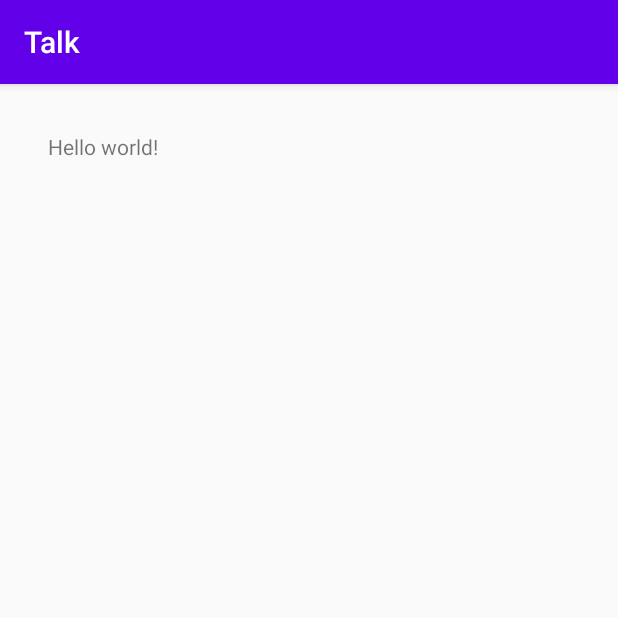
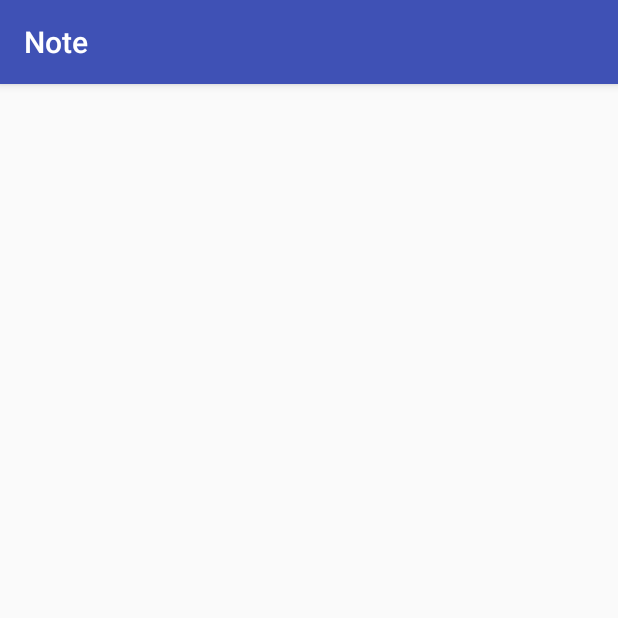
Before and after one commit to AntropovD/NotesApp, an Android app: the NoteFragment screen opened through its navigation route, on a phone screen of 412 x 824 dp, the top half of it. Run offline under Robolectric (Android 15) with nearby library versions, the phone set to English and light mode, and no system bars; our stand-ins replace navigation-ui.

Commit message:
Add toolbar

```diff
--- a/app/src/main/java/com/antropov/talk/MainActivity.kt
+++ b/app/src/main/java/com/antropov/talk/MainActivity.kt
@@ -2,11 +2,30 @@ package com.antropov.talk
 
 import android.os.Bundle
 import androidx.appcompat.app.AppCompatActivity
+import androidx.navigation.NavController
+import androidx.navigation.findNavController
+import androidx.navigation.ui.AppBarConfiguration
+import androidx.navigation.ui.navigateUp
+import androidx.navigation.ui.setupActionBarWithNavController
 
 class MainActivity : AppCompatActivity() {
+
+  private lateinit var appBarConfiguration: AppBarConfiguration
 
   override fun onCreate(savedInstanceState: Bundle?) {
     super.onCreate(savedInstanceState)
     setContentView(R.layout.activity_main)
+    setSupportActionBar(findViewById(R.id.toolbar))
+
+    val navController: NavController = findNavController(R.id.nav_host_fragment)
+    appBarConfiguration =
+      AppBarConfiguration.Builder(R.id.contactListFragment, R.id.noteFragment)
+        .build()
+    setupActionBarWithNavController(navController, appBarConfiguration)
+  }
+
+  override fun onSupportNavigateUp(): Boolean {
+    return findNavController(R.id.nav_host_fragment).navigateUp(appBarConfiguration)
+        || super.onSupportNavigateUp()
   }
 }
--- a/app/src/main/java/com/antropov/talk/contactlist/ContactListFragment.kt
+++ b/app/src/main/java/com/antropov/talk/contactlist/ContactListFragment.kt
@@ -48,6 +48,7 @@ class ContactListFragment : Fragment() {
   private fun navigateToNewNote() {
     val action = ContactListFragmentDirections.actionContactListFragmentToNoteFragment()
     NavHostFragment.findNavController(this).navigate(action)
+    viewModel.increment()
   }
 
   private fun addRecyclerViewDivider(binding: ContactListFragmentBinding) {
@@ -61,7 +62,6 @@ class ContactListFragment : Fragment() {
 
   override fun onCreateOptionsMenu(menu: Menu, inflater: MenuInflater) {
     inflater.inflate(R.menu.menu, menu)
-    super.onCreateOptionsMenu(menu, inflater)
   }
 
   override fun onOptionsItemSelected(item: MenuItem) =
--- a/app/src/main/res/drawable/divider.xml
+++ b/app/src/main/res/drawable/divider.xml
@@ -4,5 +4,5 @@
   <size
       android:width="1dp"
       android:height="1dp" />
-  <solid android:color="@color/primaryColor" />
+  <solid android:color="@color/indigo_500" />
 </shape>
--- a/app/src/main/res/layout/activity_main.xml
+++ b/app/src/main/res/layout/activity_main.xml
@@ -1,10 +1,30 @@
 <?xml version="1.0" encoding="utf-8"?>
 
-<fragment xmlns:android="http://schemas.android.com/apk/res/android"
+<LinearLayout xmlns:android="http://schemas.android.com/apk/res/android"
     xmlns:app="http://schemas.android.com/apk/res-auto"
-    android:id="@+id/nav_host_fragment"
-    android:name="androidx.navigation.fragment.NavHostFragment"
     android:layout_width="match_parent"
     android:layout_height="match_parent"
-    app:defaultNavHost="true"
-    app:navGraph="@navigation/navigation" />
+    android:orientation="vertical">
+
+  <com.google.android.material.appbar.AppBarLayout
+      android:layout_width="match_parent"
+      android:layout_height="wrap_content">
+
+    <androidx.appcompat.widget.Toolbar
+        android:id="@+id/toolbar"
+        style="@style/MyToolbar"
+        android:layout_width="match_parent"
+        android:layout_height="?attr/actionBarSize"
+        app:popupTheme="@style/ThemeOverlay.AppCompat.Light" />
+
+  </com.google.android.material.appbar.AppBarLayout>
+
+  <fragment
+      android:id="@+id/nav_host_fragment"
+      android:name="androidx.navigation.fragment.NavHostFragment"
+      android:layout_width="match_parent"
+      android:layout_height="match_parent"
+      app:defaultNavHost="true"
+      app:navGraph="@navigation/navigation" />
+
+</LinearLayout>
--- a/app/src/main/res/layout/item_view.xml
+++ b/app/src/main/res/layout/item_view.xml
@@ -20,7 +20,7 @@
         android:layout_width="50dp"
         android:layout_height="50dp"
         android:layout_gravity="center_vertical"
-        android:background="@color/primaryDarkColor"
+        android:background="?colorPrimaryDark"
         android:contentDescription="@string/content_description_note_icon"
         app:srcCompat="@android:drawable/sym_action_email"
         tools:srcCompat="@android:drawable/sym_action_email" />
--- a/app/src/main/res/layout/note_fragment.xml
+++ b/app/src/main/res/layout/note_fragment.xml
@@ -1,19 +1,7 @@
 <?xml version="1.0" encoding="utf-8"?>
 <androidx.constraintlayout.widget.ConstraintLayout xmlns:android="http://schemas.android.com/apk/res/android"
-    xmlns:app="http://schemas.android.com/apk/res-auto"
     xmlns:tools="http://schemas.android.com/tools"
     android:id="@+id/frameLayout"
     android:layout_width="match_parent"
     android:layout_height="match_parent"
-    tools:context=".note.NoteFragment">
-
-  <TextView
-      android:id="@+id/textView2"
-      android:layout_width="wrap_content"
-      android:layout_height="wrap_content"
-      android:layout_margin="32dp"
-      android:text="Hello world!"
-      app:layout_constraintStart_toStartOf="parent"
-      app:layout_constraintTop_toTopOf="parent" />
-
-</androidx.constraintlayout.widget.ConstraintLayout>
+    tools:context=".note.NoteFragment" />
--- a/app/src/main/res/navigation/navigation.xml
+++ b/app/src/main/res/navigation/navigation.xml
@@ -8,7 +8,7 @@
   <fragment
       android:id="@+id/contactListFragment"
       android:name="com.antropov.talk.contactlist.ContactListFragment"
-      android:label="fragment_contact_list"
+      android:label="NotesApp"
       tools:layout="@layout/contact_list_fragment">
     <action
         android:id="@+id/action_contactListFragment_to_noteFragment"
@@ -20,6 +20,6 @@
   <fragment
       android:id="@+id/noteFragment"
       android:name="com.antropov.talk.note.NoteFragment"
-      android:label="note_fragment"
+      android:label="Note"
       tools:layout="@layout/note_fragment" />
 </navigation>
--- a/app/src/main/res/values/colors.xml
+++ b/app/src/main/res/values/colors.xml
@@ -1,11 +1,7 @@
 <?xml version="1.0" encoding="utf-8"?>
 <resources>
-  <color name="primaryColor">#6200ea</color>
-  <color name="primaryLightColor">#9d46ff</color>
-  <color name="primaryDarkColor">#0a00b6</color>
-  <color name="secondaryColor">#dd2c00</color>
-  <color name="secondaryLightColor">#ff6434</color>
-  <color name="secondaryDarkColor">#a30000</color>
-  <color name="primaryTextColor">#ffffff</color>
-  <color name="secondaryTextColor">#ffffff</color>
+  <color name="indigo_500">#3f51b5</color>
+  <color name="indigo_300">#7986cb</color>
+  <color name="indigo_700">#0a00b6</color>
+  <color name="pink_a200">#ff4081</color>
 </resources>
--- a/app/src/main/res/values/styles.xml
+++ b/app/src/main/res/values/styles.xml
@@ -1,12 +1,15 @@
 <resources>
 
   <!-- Base application theme. -->
-  <style name="AppTheme" parent="Theme.AppCompat.Light.DarkActionBar">
+  <style name="AppTheme" parent="Theme.AppCompat.Light.NoActionBar">
     <!-- Customize your theme here. -->
-    <item name="colorPrimary">@color/primaryColor</item>
-    <item name="colorPrimaryDark">@color/primaryDarkColor</item>
-    <item name="colorAccent">@color/secondaryColor</item>
+    <item name="colorPrimary">@color/indigo_500</item>
+    <item name="colorPrimaryDark">@color/indigo_700</item>
+    <item name="colorAccent">@color/pink_a200</item>
+  </style>
 
+  <style name="MyToolbar">
+    <item name="theme">@style/ThemeOverlay.AppCompat.Dark.ActionBar</item>
   </style>
 
 </resources>
```
